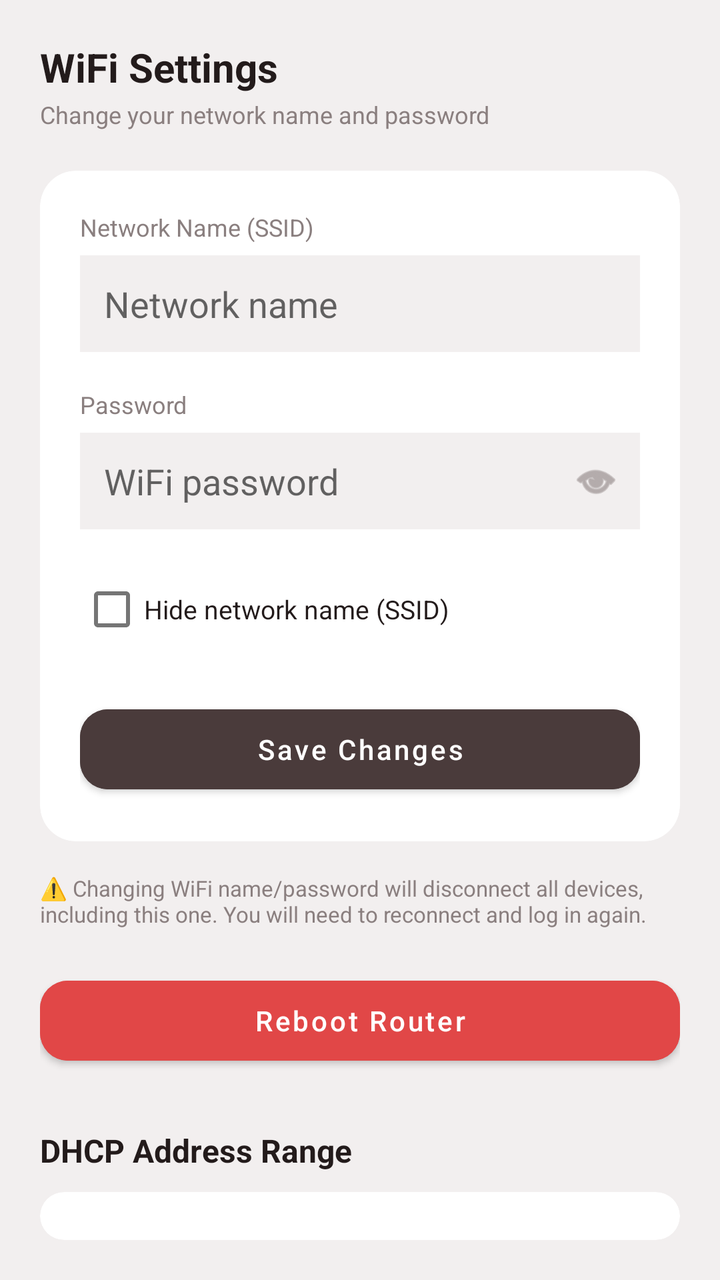
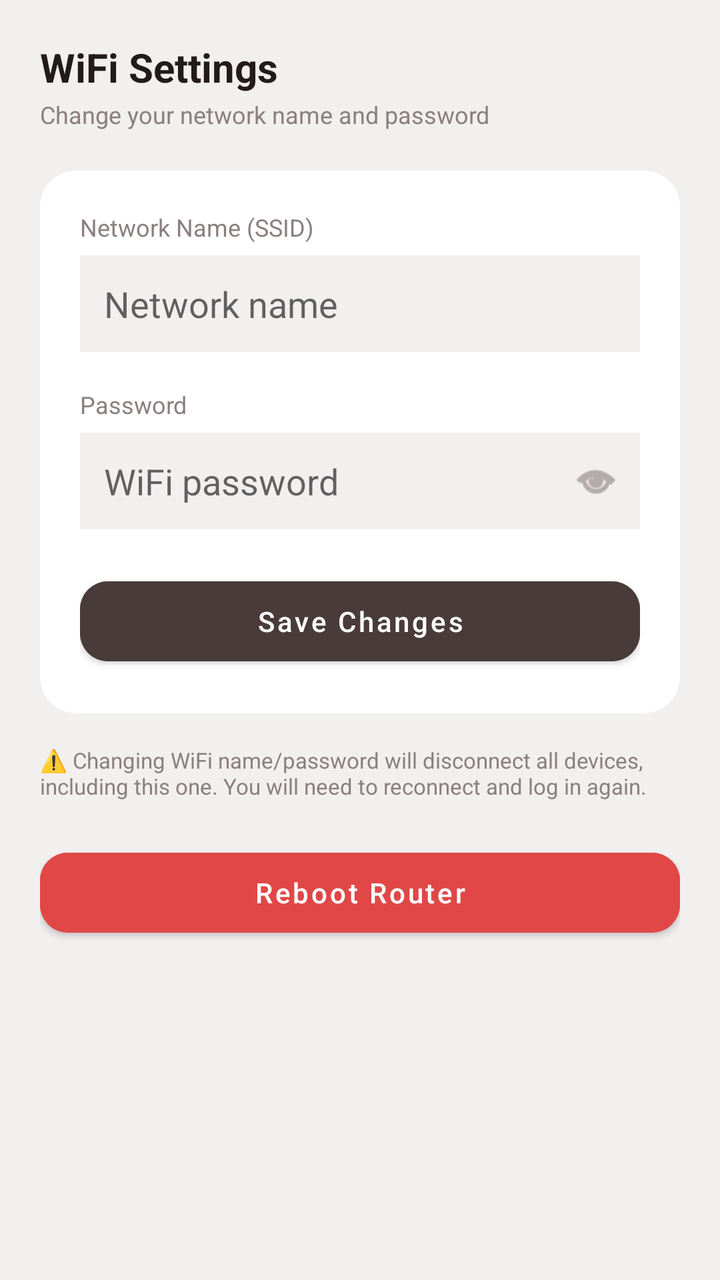

The first picture is an Android layout as it rendered before a commit; the second is the same layout after the commit. The layout source and the unified diff follow.
<!-- AndroidManifest.xml: application theme Theme.AhmadNetGuard -->
<!-- res/layout/activity_wifi_settings.xml -->
<?xml version="1.0" encoding="utf-8"?>
<LinearLayout xmlns:android="http://schemas.android.com/apk/res/android"
    xmlns:app="http://schemas.android.com/apk/res-auto"
    android:layout_width="match_parent"
    android:layout_height="match_parent"
    android:background="@color/bg_screen"
    android:orientation="vertical"
    android:padding="20dp">

    <TextView
        android:layout_width="wrap_content"
        android:layout_height="wrap_content"
        android:text="WiFi Settings"
        android:textColor="@color/text_primary"
        android:textSize="20sp"
        android:textStyle="bold" />

    <TextView
        android:layout_width="wrap_content"
        android:layout_height="wrap_content"
        android:layout_marginTop="2dp"
        android:layout_marginBottom="20dp"
        android:text="Change your network name and password"
        android:textColor="@color/text_secondary"
        android:textSize="12sp" />

    <androidx.cardview.widget.CardView
        android:layout_width="match_parent"
        android:layout_height="wrap_content"
        app:cardCornerRadius="18dp"
        app:cardElevation="0dp"
        app:cardBackgroundColor="@color/card_white">

        <LinearLayout
            android:layout_width="match_parent"
            android:layout_height="wrap_content"
            android:orientation="vertical"
            android:padding="20dp">

            <TextView
                android:layout_width="wrap_content"
                android:layout_height="wrap_content"
                android:text="Network Name (SSID)"
                android:textColor="@color/text_secondary"
                android:textSize="12sp" />

            <EditText
                android:id="@+id/inputSsid"
                android:layout_width="match_parent"
                android:layout_height="wrap_content"
                android:layout_marginTop="6dp"
                android:background="@color/bg_screen"
                android:hint="Network name"
                android:inputType="text"
                android:padding="12dp"
                android:textColor="@color/text_primary" />

            <TextView
                android:layout_width="wrap_content"
                android:layout_height="wrap_content"
                android:layout_marginTop="18dp"
                android:text="Password"
                android:textColor="@color/text_secondary"
                android:textSize="12sp" />

            <FrameLayout
                android:layout_width="match_parent"
                android:layout_height="wrap_content"
                android:layout_marginTop="6dp">

                <EditText
                    android:id="@+id/inputWifiPassword"
                    android:layout_width="match_parent"
                    android:layout_height="wrap_content"
                    android:background="@color/bg_screen"
                    android:hint="WiFi password"
                    android:inputType="textPassword"
                    android:paddingStart="12dp"
                    android:paddingTop="12dp"
                    android:paddingBottom="12dp"
                    android:paddingEnd="44dp"
                    android:textColor="@color/text_primary" />

                <ImageView
                    android:id="@+id/btnToggleWifiPassword"
                    android:layout_width="24dp"
                    android:layout_height="24dp"
                    android:layout_gravity="center_vertical|end"
                    android:layout_marginEnd="10dp"
                    android:src="@android:drawable/ic_menu_view"
                    app:tint="@color/text_secondary" />
            </FrameLayout>

            <TextView
                android:id="@+id/textWifiError"
                android:layout_width="match_parent"
                android:layout_height="wrap_content"
                android:layout_marginTop="14dp"
                android:background="@color/red_bg"
                android:padding="10dp"
                android:textColor="@color/red_blocked"
                android:textSize="12sp"
                android:visibility="gone" />

            <CheckBox
                android:id="@+id/checkboxHideSsid"
                android:layout_width="wrap_content"
                android:layout_height="wrap_content"
                android:layout_marginTop="16dp"
                android:text="Hide network name (SSID)"
                android:textColor="@color/text_primary"
                android:textSize="13sp" />

            <com.google.android.material.button.MaterialButton
                android:id="@+id/btnSaveWifiSettings"
                android:layout_width="match_parent"
                android:layout_height="52dp"
                android:layout_marginTop="20dp"
                android:backgroundTint="@color/brand_dark"
                android:text="Save Changes"
                android:textAllCaps="false"
                android:textColor="@color/card_white"
                app:cornerRadius="14dp" />

            <ProgressBar
                android:id="@+id/progressWifiSave"
                android:layout_width="24dp"
                android:layout_height="24dp"
                android:layout_gravity="center"
                android:layout_marginTop="14dp"
                android:visibility="gone" />

        </LinearLayout>
    </androidx.cardview.widget.CardView>

    <TextView
        android:layout_width="wrap_content"
        android:layout_height="wrap_content"
        android:layout_marginTop="16dp"
        android:text="⚠️ Changing WiFi name/password will disconnect all devices, including this one. You will need to reconnect and log in again."
        android:textColor="@color/text_secondary"
        android:textSize="11sp" />

    <com.google.android.material.button.MaterialButton
        android:id="@+id/btnRebootRouter"
        android:layout_width="match_parent"
        android:layout_height="52dp"
        android:layout_marginTop="20dp"
        android:backgroundTint="@color/red_blocked"
        android:text="Reboot Router"
        android:textAllCaps="false"
        android:textColor="@color/card_white"
        app:cornerRadius="14dp" />

    <TextView
        android:layout_width="wrap_content"
        android:layout_height="wrap_content"
        android:layout_marginTop="28dp"
        android:text="DHCP Address Range"
        android:textColor="@color/text_primary"
        android:textSize="16sp"
        android:textStyle="bold" />

    <androidx.cardview.widget.CardView
        android:layout_width="match_parent"
        android:layout_height="wrap_content"
        android:layout_marginTop="10dp"
        app:cardCornerRadius="18dp"
        app:cardElevation="0dp"
        app:cardBackgroundColor="@color/card_white">

        <LinearLayout
            android:layout_width="match_parent"
            android:layout_height="wrap_content"
            android:orientation="vertical"
            android:padding="20dp">

            <CheckBox
                android:id="@+id/checkboxDhcpEnabled"
                android:layout_width="wrap_content"
                android:layout_height="wrap_content"
                android:checked="true"
                android:text="DHCP Server Enabled"
                android:textColor="@color/text_primary"
                android:textSize="13sp" />

            <TextView
                android:layout_width="wrap_content"
                android:layout_height="wrap_content"
                android:layout_marginTop="14dp"
                android:text="Start Address"
                android:textColor="@color/text_secondary"
                android:textSize="12sp" />

            <EditText
                android:id="@+id/inputDhcpMin"
                android:layout_width="match_parent"
                android:layout_height="wrap_content"
                android:layout_marginTop="6dp"
                android:background="@color/bg_screen"
                android:hint="192.168.100.100"
                android:inputType="text"
                android:padding="12dp"
                android:textColor="@color/text_primary" />

            <TextView
                android:layout_width="wrap_content"
                android:layout_height="wrap_content"
                android:layout_marginTop="14dp"
                android:text="End Address"
                android:textColor="@color/text_secondary"
                android:textSize="12sp" />

            <EditText
                android:id="@+id/inputDhcpMax"
                android:layout_width="match_parent"
                android:layout_height="wrap_content"
                android:layout_marginTop="6dp"
                android:background="@color/bg_screen"
                android:hint="192.168.100.200"
                android:inputType="text"
                android:padding="12dp"
                android:textColor="@color/text_primary" />

            <TextView
                android:id="@+id/textDhcpError"
                android:layout_width="match_parent"
                android:layout_height="wrap_content"
                android:layout_marginTop="14dp"
                android:background="@color/red_bg"
                android:padding="10dp"
                android:textColor="@color/red_blocked"
                android:textSize="12sp"
                android:visibility="gone" />

            <com.google.android.material.button.MaterialButton
                android:id="@+id/btnSaveDhcp"
                android:layout_width="match_parent"
                android:layout_height="52dp"
                android:layout_marginTop="16dp"
                android:backgroundTint="@color/brand_dark"
                android:text="Save DHCP Settings"
                android:textAllCaps="false"
                android:textColor="@color/card_white"
                app:cornerRadius="14dp" />

            <ProgressBar
                android:id="@+id/progressDhcpSave"
                android:layout_width="24dp"
                android:layout_height="24dp"
                android:layout_gravity="center"
                android:layout_marginTop="14dp"
                android:visibility="gone" />

        </LinearLayout>
    </androidx.cardview.widget.CardView>

</LinearLayout>
<!-- resources referenced by this layout -->
<resources>
  <color name="bg_screen">#F2EFEF</color>
  <color name="brand_dark">#4A3B3B</color>
  <color name="card_white">#FFFFFF</color>
  <color name="red_bg">#FCE7E7</color>
  <color name="red_blocked">#E14747</color>
  <color name="text_primary">#231B1B</color>
  <color name="text_secondary">#8A7F7F</color>
  <style name="Theme.AhmadNetGuard" parent="Theme.MaterialComponents.DayNight.NoActionBar">
          <item name="colorPrimary">@color/brand_dark</item>
          <item name="android:windowBackground">@color/bg_screen</item>
      </style>
</resources>

<!-- the commit's change to res/layout/activity_wifi_settings.xml (unified diff, before → after) -->
@@ -102,15 +102,6 @@
                 android:textSize="12sp"
                 android:visibility="gone" />
 
-            <CheckBox
-                android:id="@+id/checkboxHideSsid"
-                android:layout_width="wrap_content"
-                android:layout_height="wrap_content"
-                android:layout_marginTop="16dp"
-                android:text="Hide network name (SSID)"
-                android:textColor="@color/text_primary"
-                android:textSize="13sp" />
-
             <com.google.android.material.button.MaterialButton
                 android:id="@+id/btnSaveWifiSettings"
                 android:layout_width="match_parent"
@@ -152,107 +143,4 @@
         android:textColor="@color/card_white"
         app:cornerRadius="14dp" />
 
-    <TextView
-        android:layout_width="wrap_content"
-        android:layout_height="wrap_content"
-        android:layout_marginTop="28dp"
-        android:text="DHCP Address Range"
-        android:textColor="@color/text_primary"
-        android:textSize="16sp"
-        android:textStyle="bold" />
-
-    <androidx.cardview.widget.CardView
-        android:layout_width="match_parent"
-        android:layout_height="wrap_content"
-        android:layout_marginTop="10dp"
-        app:cardCornerRadius="18dp"
-        app:cardElevation="0dp"
-        app:cardBackgroundColor="@color/card_white">
-
-        <LinearLayout
-            android:layout_width="match_parent"
-            android:layout_height="wrap_content"
-            android:orientation="vertical"
-            android:padding="20dp">
-
-            <CheckBox
-                android:id="@+id/checkboxDhcpEnabled"
-                android:layout_width="wrap_content"
-                android:layout_height="wrap_content"
-                android:checked="true"
-                android:text="DHCP Server Enabled"
-                android:textColor="@color/text_primary"
-                android:textSize="13sp" />
-
-            <TextView
-                android:layout_width="wrap_content"
-                android:layout_height="wrap_content"
-                android:layout_marginTop="14dp"
-                android:text="Start Address"
-                android:textColor="@color/text_secondary"
-                android:textSize="12sp" />
-
-            <EditText
-                android:id="@+id/inputDhcpMin"
-                android:layout_width="match_parent"
-                android:layout_height="wrap_content"
-                android:layout_marginTop="6dp"
-                android:background="@color/bg_screen"
-                android:hint="192.168.100.100"
-                android:inputType="text"
-                android:padding="12dp"
-                android:textColor="@color/text_primary" />
-
-            <TextView
-                android:layout_width="wrap_content"
-                android:layout_height="wrap_content"
-                android:layout_marginTop="14dp"
-                android:text="End Address"
-                android:textColor="@color/text_secondary"
-                android:textSize="12sp" />
-
-            <EditText
-                android:id="@+id/inputDhcpMax"
-                android:layout_width="match_parent"
-                android:layout_height="wrap_content"
-                android:layout_marginTop="6dp"
-                android:background="@color/bg_screen"
-                android:hint="192.168.100.200"
-                android:inputType="text"
-                android:padding="12dp"
-                android:textColor="@color/text_primary" />
-
-            <TextView
-                android:id="@+id/textDhcpError"
-                android:layout_width="match_parent"
-                android:layout_height="wrap_content"
-                android:layout_marginTop="14dp"
-                android:background="@color/red_bg"
-                android:padding="10dp"
-                android:textColor="@color/red_blocked"
-                android:textSize="12sp"
-                android:visibility="gone" />
-
-            <com.google.android.material.button.MaterialButton
-                android:id="@+id/btnSaveDhcp"
-                android:layout_width="match_parent"
-                android:layout_height="52dp"
-                android:layout_marginTop="16dp"
-                android:backgroundTint="@color/brand_dark"
-                android:text="Save DHCP Settings"
-                android:textAllCaps="false"
-                android:textColor="@color/card_white"
-                app:cornerRadius="14dp" />
-
-            <ProgressBar
-                android:id="@+id/progressDhcpSave"
-                android:layout_width="24dp"
-                android:layout_height="24dp"
-                android:layout_gravity="center"
-                android:layout_marginTop="14dp"
-                android:visibility="gone" />
-
-        </LinearLayout>
-    </androidx.cardview.widget.CardView>
-
 </LinearLayout>
